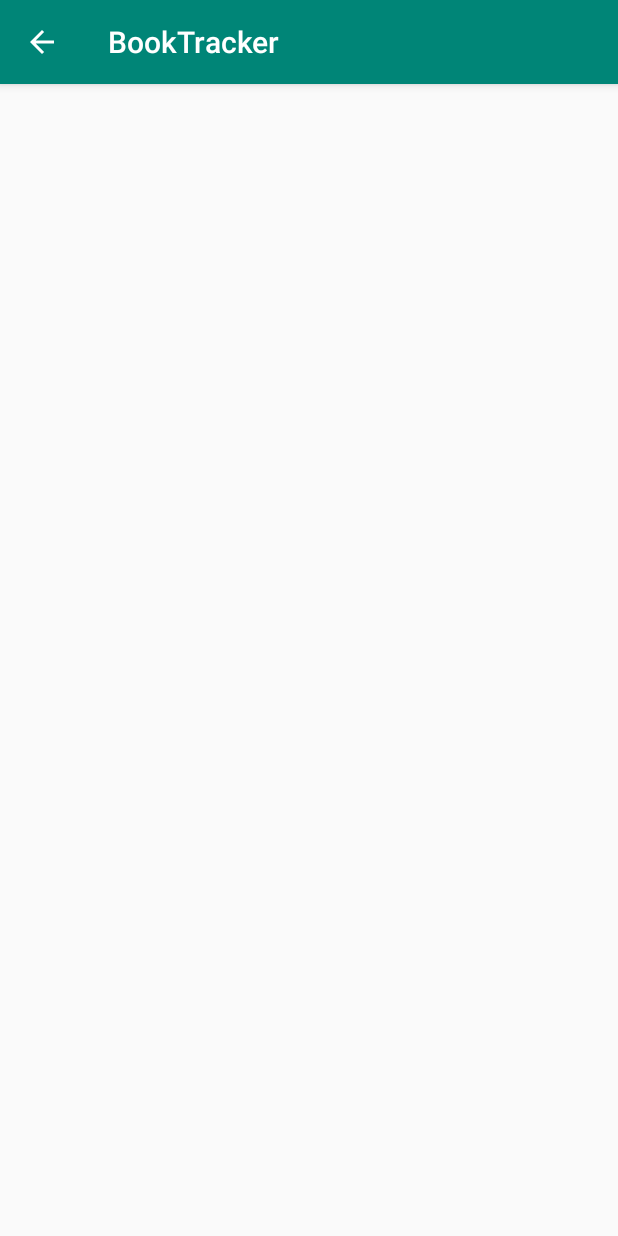
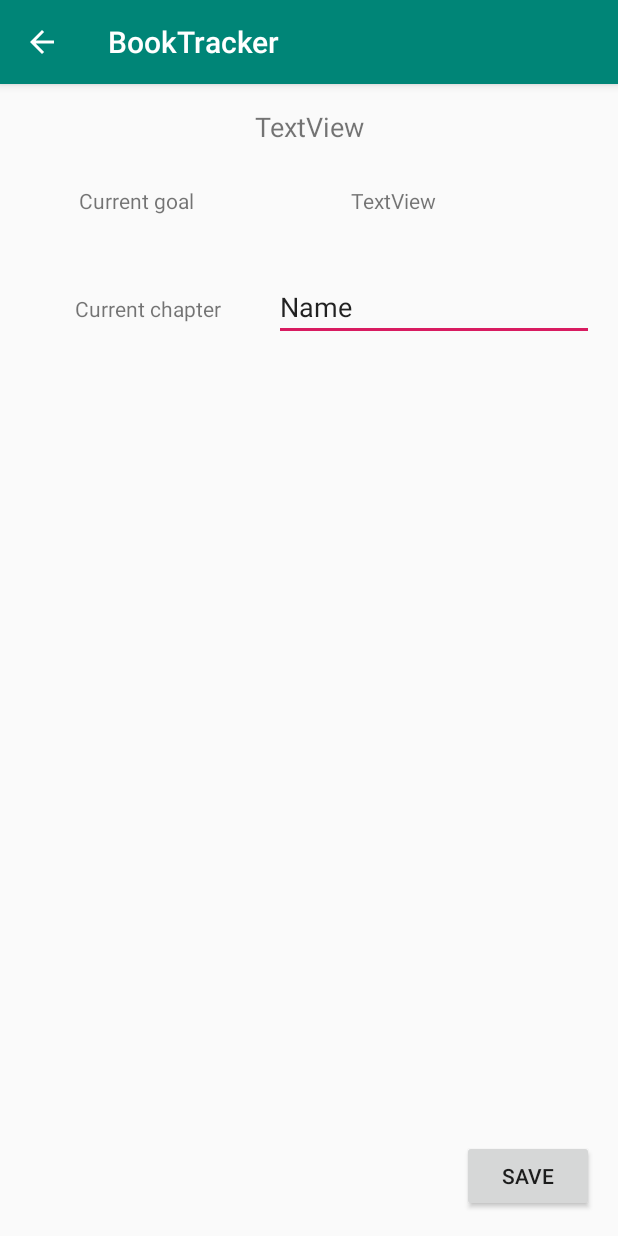
Before and after one commit to AleksTeresh/book-tracker, an Android app: the BookDetailsActivity screen opened directly, with no data from a screen before it, on a phone screen of 412 x 824 dp. Run offline under Robolectric (Android 15) with nearby library versions, the phone set to English and light mode, and no system bars; our stand-ins replace RxJava; libraries missing offline, so code that uses them is left out: com.pacoworks.rxpaper2; 3 statements that could not run were skipped.

Commit message:
Add update-book functionality

```diff
--- a/app/src/main/java/com/example/booktracker/BookTrackerApplication.kt
+++ b/app/src/main/java/com/example/booktracker/BookTrackerApplication.kt
@@ -5,6 +5,7 @@ import com.pacoworks.rxpaper2.RxPaperBook
 
 class BookTrackerApplication : Application() {
     override fun onCreate() {
+        super.onCreate()
         RxPaperBook.init(applicationContext)
     }
 }
--- a/app/src/main/java/com/example/booktracker/MainActivity.kt
+++ b/app/src/main/java/com/example/booktracker/MainActivity.kt
@@ -55,7 +55,8 @@ class MainActivity : AppCompatActivity() {
             Book(
                 uuid,
                 message,
-                0
+                0,
+0
             )
         )
     }
--- a/app/src/main/java/com/example/booktracker/model/Book.kt
+++ b/app/src/main/java/com/example/booktracker/model/Book.kt
@@ -3,5 +3,6 @@ package com.example.booktracker.model
 data class Book(
     val id: String,
     val name: String,
-    val currentChapter: Int = 0
+    val currentChapter: Int,
+    val currPlannedChapter: Int
 ) {}
--- a/app/src/main/res/layout/activity_book_details.xml
+++ b/app/src/main/res/layout/activity_book_details.xml
@@ -5,4 +5,47 @@
         xmlns:app="http://schemas.android.com/apk/res-auto"
         android:layout_width="match_parent"
         android:layout_height="match_parent"
-        tools:context=".BookDetailsActivity"/>
+        tools:context=".BookDetailsActivity">
+    <TextView
+            android:text="TextView"
+            android:layout_width="wrap_content"
+            android:layout_height="wrap_content"
+            android:id="@+id/bookNameTitle" app:layout_constraintStart_toStartOf="parent"
+            android:layout_marginStart="16dp"
+            app:layout_constraintEnd_toEndOf="parent" android:layout_marginEnd="16dp" android:layout_marginTop="16dp"
+            app:layout_constraintTop_toTopOf="parent" android:textSize="18sp"/>
+    <TextView
+            android:text="TextView"
+            android:layout_width="wrap_content"
+            android:layout_height="wrap_content" app:layout_constraintTop_toTopOf="parent"
+            android:layout_marginTop="68dp" android:id="@+id/currentGoalValue" app:layout_constraintEnd_toEndOf="parent"
+            app:layout_constraintStart_toStartOf="parent" app:layout_constraintHorizontal_bias="0.658"/>
+    <TextView
+            android:text="@string/current_chapter_text"
+            android:layout_width="wrap_content"
+            android:layout_height="wrap_content" app:layout_constraintTop_toTopOf="parent"
+            android:layout_marginTop="140dp" android:id="@+id/textView3" app:layout_constraintEnd_toEndOf="parent"
+            app:layout_constraintStart_toStartOf="parent" app:layout_constraintHorizontal_bias="0.158"/>
+    <TextView
+            android:text="@string/current_goal_text"
+            android:layout_width="wrap_content"
+            android:layout_height="wrap_content" app:layout_constraintTop_toTopOf="parent"
+            android:layout_marginTop="68dp" android:id="@+id/textView4" app:layout_constraintEnd_toEndOf="parent"
+            app:layout_constraintStart_toStartOf="parent" app:layout_constraintHorizontal_bias="0.158"/>
+    <EditText
+            android:layout_width="wrap_content"
+            android:layout_height="45dp"
+            android:inputType="textPersonName"
+            android:text="Name"
+            android:ems="10"
+            android:id="@+id/currentChapterValue"
+            app:layout_constraintEnd_toEndOf="parent" android:layout_marginEnd="16dp"
+            app:layout_constraintBaseline_toBaselineOf="@+id/textView3"/>
+    <Button
+            android:text="@string/button_save"
+            android:layout_width="wrap_content"
+            android:layout_height="wrap_content"
+            android:onClick="updateBook"
+            app:layout_constraintBottom_toBottomOf="parent" android:layout_marginBottom="16dp"
+            android:id="@+id/buttonSave" app:layout_constraintEnd_toEndOf="parent" android:layout_marginEnd="16dp"/>
+</android.support.constraint.ConstraintLayout>
--- a/app/src/main/res/values/strings.xml
+++ b/app/src/main/res/values/strings.xml
@@ -2,4 +2,7 @@
     <string name="app_name">BookTracker</string>
     <string name="edit_message">Enter the name of your new book</string>
     <string name="button_send">Create</string>
+    <string name="button_save">Save</string>
+    <string name="current_chapter_text">Current chapter</string>
+    <string name="current_goal_text">Current goal</string>
 </resources>
```
Also changed, not shown: app/src/main/java/com/example/booktracker/BookDetailsActivity.kt (+29 -2 lines), app/src/main/java/com/example/booktracker/data/PaperClient.kt (+19 -0 lines).
